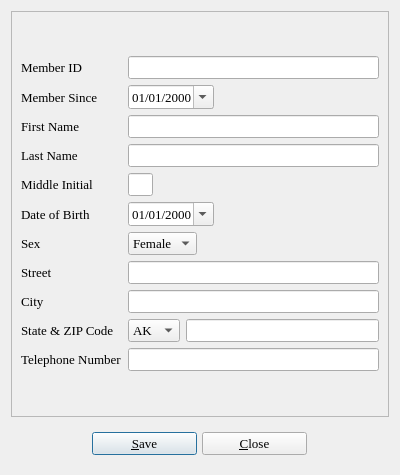
Before: the Qt Designer form userinfo.ui in textbrowser/biblioteq, drawn with Qt 5.
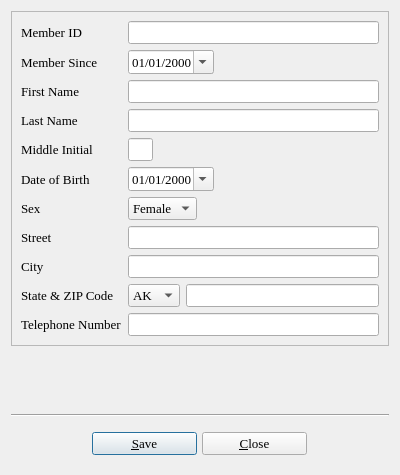
After: the same form once the commit is applied. Icons and pictures are not drawn.

What changed in the file:
```diff
--- a/userinfo.ui
+++ b/userinfo.ui
@@ -739,6 +739,26 @@
      </layout>
     </widget>
    </item>
+   <item>
+    <spacer>
+     <property name="orientation" >
+      <enum>Qt::Vertical</enum>
+     </property>
+     <property name="sizeHint" >
+      <size>
+       <width>20</width>
+       <height>40</height>
+      </size>
+     </property>
+    </spacer>
+   </item>
+   <item>
+    <widget class="Line" name="line" >
+     <property name="orientation" >
+      <enum>Qt::Horizontal</enum>
+     </property>
+    </widget>
+   </item>
    <item>
     <layout class="QHBoxLayout" >
      <property name="spacing" >
```
